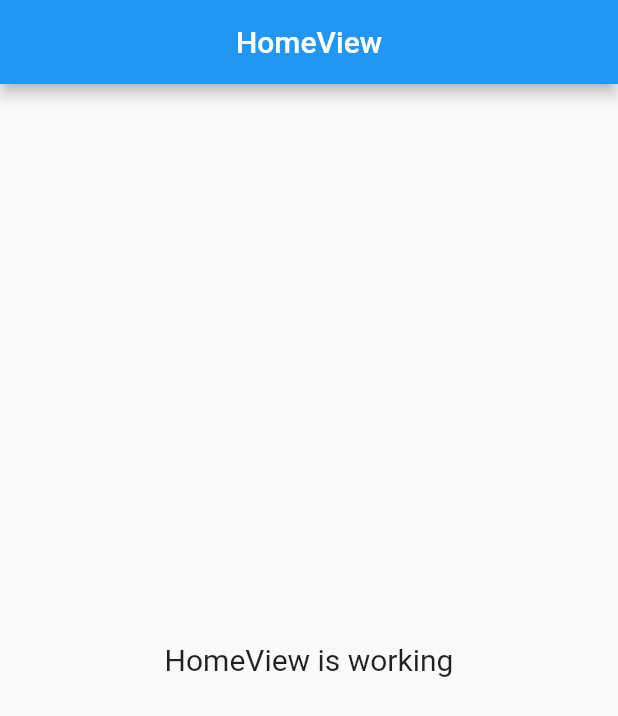
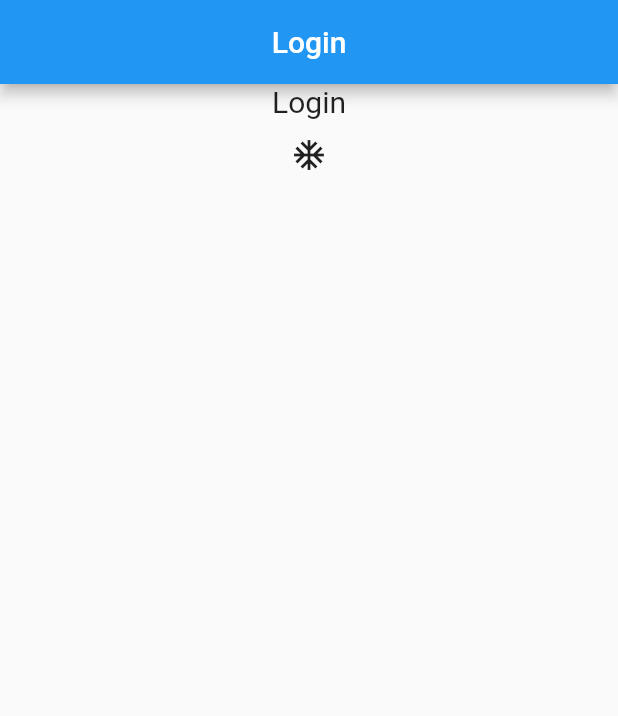
Before and after one commit to yildizib/news_app, a Flutter app: the screen it shows after launch, on a phone screen of 412 x 824 dp. Shown: the top 716 px of the screen. Run offline on Flutter 3.47's test engine with Material 2 defaults, Android fonts, the phone set to English and light mode, and no system bars; our stand-ins replace get, get_storage.

Commit message:
locale test ...

```diff
--- a/lib/app/views/views/home_view.dart
+++ b/lib/app/views/views/home_view.dart
@@ -2,19 +2,29 @@ import 'package:flutter/material.dart';
 
 import 'package:get/get.dart';
 import 'package:news_app/app/controllers/home_controller.dart';
+import 'package:news_app/app/locales/locales.g.dart';
 
 class HomeView extends GetView<HomeController> {
   @override
   Widget build(BuildContext context) {
     return Scaffold(
       appBar: AppBar(
-        title: Text('HomeView'),
+        title: Text('buttons_login'.tr),
         centerTitle: true,
       ),
       body: Center(
-        child: Text(
-          'HomeView is working',
-          style: TextStyle(fontSize: 20),
+        child: Column(
+          children: [
+            Text(
+              'buttons_login'.tr,
+              style: TextStyle(fontSize: 20),
+            ),
+            IconButton(
+                icon: Icon(Icons.ac_unit),
+                onPressed: () {
+                  Get.updateLocale(Locale('en', 'US'));
+                })
+          ],
         ),
       ),
     );
```
